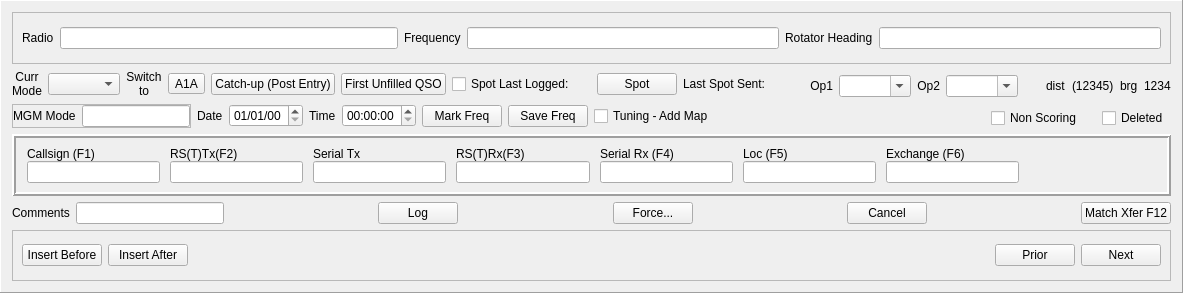
Old version of the form mqt/MqtLogger/qsologframe.ui in the repository Rsclub22/Minos2-Mirror.
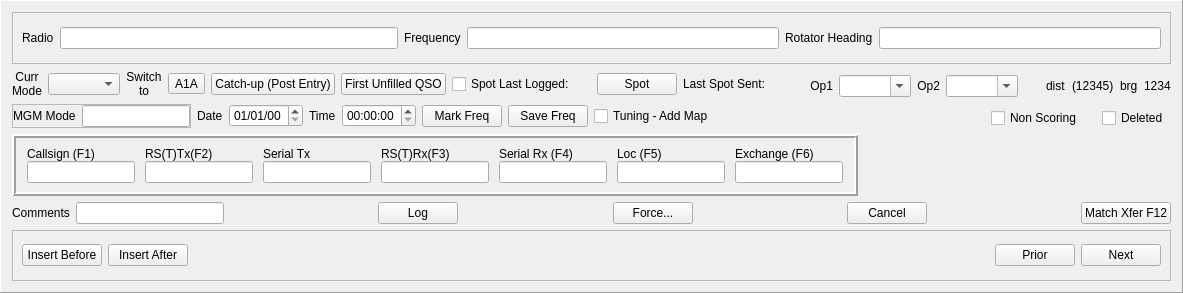
New version of the form.

Patch:
```diff
--- a/mqt/MqtLogger/qsologframe.ui
+++ b/mqt/MqtLogger/qsologframe.ui
@@ -522,6 +522,8 @@
     </layout>
    </item>
    <item>
+    <layout class="QHBoxLayout" name="horizontalLayout_18">
+     <item>
     <widget class="QFrame" name="qsoFrame">
      <property name="frameShape">
       <enum>QFrame::Box</enum>
@@ -746,6 +748,9 @@
         </item>
        </layout>
       </item>
+       </layout>
+      </widget>
+     </item>
       <item>
        <spacer name="horizontalSpacer_4">
         <property name="orientation">
@@ -760,7 +765,6 @@
        </spacer>
       </item>
      </layout>
-    </widget>
    </item>
    <item>
     <layout class="QHBoxLayout" name="horizontalLayout_9">
```
Lines whose indentation alone changed are shown as unchanged.
